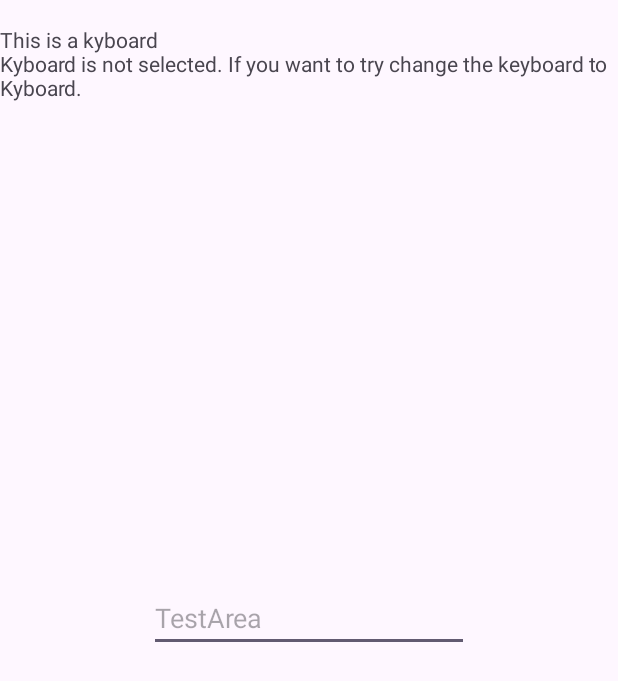
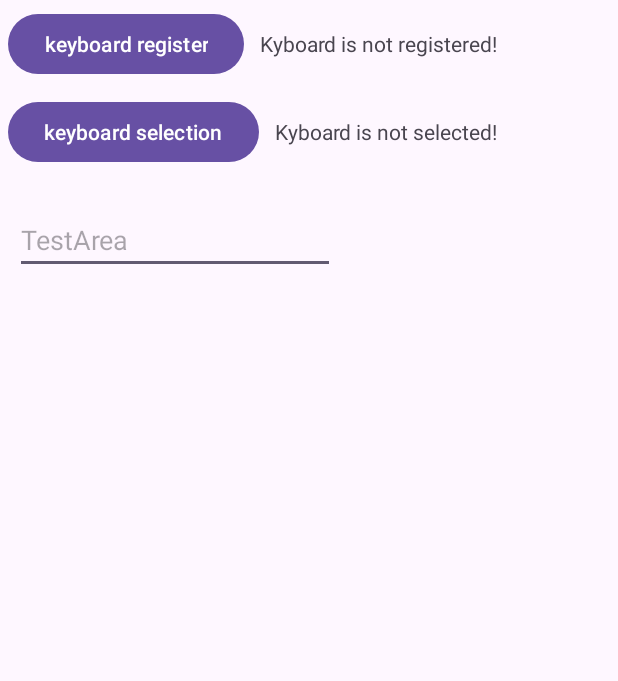
Before and after one commit to KyleJeong/kyboard2, an Android app: the screen it shows after launch (MainActivity), on a phone screen of 412 x 824 dp. Shown: the top 681 px of the screen. Run offline under Robolectric (Android 15) with nearby library versions, the phone set to English and light mode, and no system bars.

Commit message:
mainActivity 에서 keyboard 등록과 선택을 할 수 있는 버튼을 마련함. 아직 broadcast receiving 방법은 찾지 못함.

```diff
--- a/app/src/main/java/com/young2000/kyboard2/MainActivity.java
+++ b/app/src/main/java/com/young2000/kyboard2/MainActivity.java
@@ -2,15 +2,15 @@ package com.young2000.kyboard2;
 
 import androidx.appcompat.app.AppCompatActivity;
 
-import android.content.Context;
 import android.content.Intent;
 import android.os.Bundle;
+import android.os.Handler;
 import android.provider.Settings;
 import android.util.Log;
+import android.view.View;
 import android.view.inputmethod.InputMethodInfo;
 import android.view.inputmethod.InputMethodManager;
 import android.widget.TextView;
-import android.widget.Toast;
 
 import java.util.List;
 
@@ -21,46 +21,56 @@ public class MainActivity extends AppCompatActivity {
         super.onCreate(savedInstanceState);
         setContentView(R.layout.activity_main);
 
-        TextView info = findViewById(R.id.InformationText);
-
         InputMethodManager imeManager = (InputMethodManager) getSystemService(INPUT_METHOD_SERVICE);
         List<InputMethodInfo> enabledMethods = imeManager.getEnabledInputMethodList();
         Log.i("activity", "MainActivity is executed");
         boolean checkPass = false;
+
+        TextView tvRegStatus = findViewById(R.id.regStatus);
         for (InputMethodInfo method : enabledMethods) {
             if (method.getPackageName().equals("com.young2000.kyboard2")) {
                 // Your keyboard is enabled
-                Toast.makeText(this, "Kyboard is registered", Toast.LENGTH_LONG).show();
-                info.setText(info.getText() + "\nKyboard is registered already");
+                tvRegStatus.setText("Kyboard is registered already");
                 checkPass = true;
+                break;
             }
         }
         if (!checkPass) {
-            Toast.makeText(this, "Kyboard is not registered", Toast.LENGTH_LONG).show();
-            Intent enableIntent = new Intent(Settings.ACTION_INPUT_METHOD_SETTINGS);
-            startActivity(enableIntent);
+            tvRegStatus.setText("Kyboard is not registered!");
         }
 
         String selectedKeyboardId = Settings.Secure.getString(getContentResolver(), Settings.Secure.DEFAULT_INPUT_METHOD);
 
+
+        TextView tvSelectStatus = findViewById(R.id.selectStatus);
         if (selectedKeyboardId != null && selectedKeyboardId.contains("com.young2000.kyboard2")) {
             // Your keyboard is currently selected
-            Toast.makeText(this, "Kyboard is selected currently", Toast.LENGTH_LONG).show();
-            info.setText(info.getText() + "\nKyboard is selected already");
+            tvSelectStatus.setText("Kyboard is selected already");
         } else {
             // Your keyboard is not currently selected
-            Toast.makeText(this, "Kyboard is not selected currently", Toast.LENGTH_LONG).show();
-            info.setText(info.getText() + "\nKyboard is not selected. If you want to try change the keyboard to Kyboard.");
+            tvSelectStatus.setText("Kyboard is not selected!");
+            //PackageManager ims = getPackageManager();
+            //Log.i("checkSS", String.valueOf(ims.hasSystemFeature("FEATURE_INPUT_METHODS")));
 
-//            if (imeManager != null){
-//                //inputMethodManager.toggleSoftInput(InputMethodManager.SHOW_FORCED,0);
-//                final Runnable r = new Runnable() {
-//                    public void run() {
-//                        //imeManager.showInputMethodPicker();
-//                        imeManager.toggleSoftInput(InputMethodManager.SHOW_FORCED,0);
-//                    }
-//                };
-//            }
+
         }
     }
+
+    public void KyboarRegistration (View view) {
+        //Toast.makeText(this, "Kyboard is not registered", Toast.LENGTH_LONG).show();
+        Intent enableIntent = new Intent(Settings.ACTION_INPUT_METHOD_SETTINGS);
+        startActivity(enableIntent);
+    }
+
+    public void KyboardSelection(View view) {
+        InputMethodManager imeManager = (InputMethodManager) getSystemService(INPUT_METHOD_SERVICE);
+        final Runnable r = new Runnable() {
+            public void run() {
+                imeManager.showInputMethodPicker();
+            }
+        };
+
+        final Handler handler = new Handler();
+        handler.postDelayed(r, 1000);
+    }
 }
--- a/app/src/main/res/layout/activity_main.xml
+++ b/app/src/main/res/layout/activity_main.xml
@@ -1,10 +1,59 @@
 <?xml version="1.0" encoding="utf-8"?>
-<androidx.constraintlayout.widget.ConstraintLayout xmlns:android="http://schemas.android.com/apk/res/android"
+
+<LinearLayout xmlns:android="http://schemas.android.com/apk/res/android"
     xmlns:app="http://schemas.android.com/apk/res-auto"
     xmlns:tools="http://schemas.android.com/tools"
+    android:orientation="vertical"
     android:layout_width="match_parent"
     android:layout_height="match_parent"
     tools:context=".MainActivity">
+
+    <LinearLayout
+        android:layout_width="match_parent"
+        android:layout_height="wrap_content"
+        android:orientation="horizontal">
+
+        <Button
+            android:id="@+id/regButton"
+            android:layout_width="wrap_content"
+            android:layout_height="wrap_content"
+            android:layout_margin="5dp"
+            android:onClick="KyboarRegistration"
+            android:text="keyboard register" />
+
+        <TextView
+            android:id="@+id/regStatus"
+            android:layout_width="wrap_content"
+            android:layout_height="wrap_content"
+            android:layout_margin="5dp"
+            android:layout_weight="1"
+            android:inputType="textMultiLine"
+            android:text="TextView" />
+    </LinearLayout>
+
+    <LinearLayout
+        android:layout_width="match_parent"
+        android:layout_height="wrap_content"
+        android:orientation="horizontal">
+
+        <Button
+            android:id="@+id/selectButton"
+            android:layout_width="wrap_content"
+            android:layout_height="wrap_content"
+            android:layout_margin="5dp"
+            android:onClick="KyboardSelection"
+            android:text="keyboard selection" />
+
+        <TextView
+            android:id="@+id/selectStatus"
+            android:layout_width="wrap_content"
+            android:layout_height="wrap_content"
+            android:layout_margin="5dp"
+            android:layout_weight="1"
+            android:inputType="textMultiLine"
+            android:text="TextView" />
+    </LinearLayout>
+
 
     <EditText
         android:id="@+id/editTextText"
@@ -15,24 +64,8 @@
         android:layout_marginEnd="10dp"
         android:layout_marginBottom="20dp"
         android:ems="10"
+        android:hint="TestArea"
         android:inputType="text"
-        android:hint="TestArea"
-        android:text=""
-        app:layout_constraintBottom_toBottomOf="parent"
-        app:layout_constraintEnd_toEndOf="parent"
-        app:layout_constraintStart_toStartOf="parent"
-        app:layout_constraintTop_toTopOf="parent" />
+        android:text="" />
 
-    <TextView
-        android:id="@+id/InformationText"
-        android:layout_width="wrap_content"
-        android:layout_height="wrap_content"
-        android:text="This is a kyboard"
-        app:layout_constraintBottom_toBottomOf="parent"
-        app:layout_constraintEnd_toEndOf="parent"
-        app:layout_constraintHorizontal_bias="0.052"
-        app:layout_constraintStart_toStartOf="parent"
-        app:layout_constraintTop_toTopOf="parent"
-        app:layout_constraintVertical_bias="0.022" />
-
-</androidx.constraintlayout.widget.ConstraintLayout>
+</LinearLayout>
```
